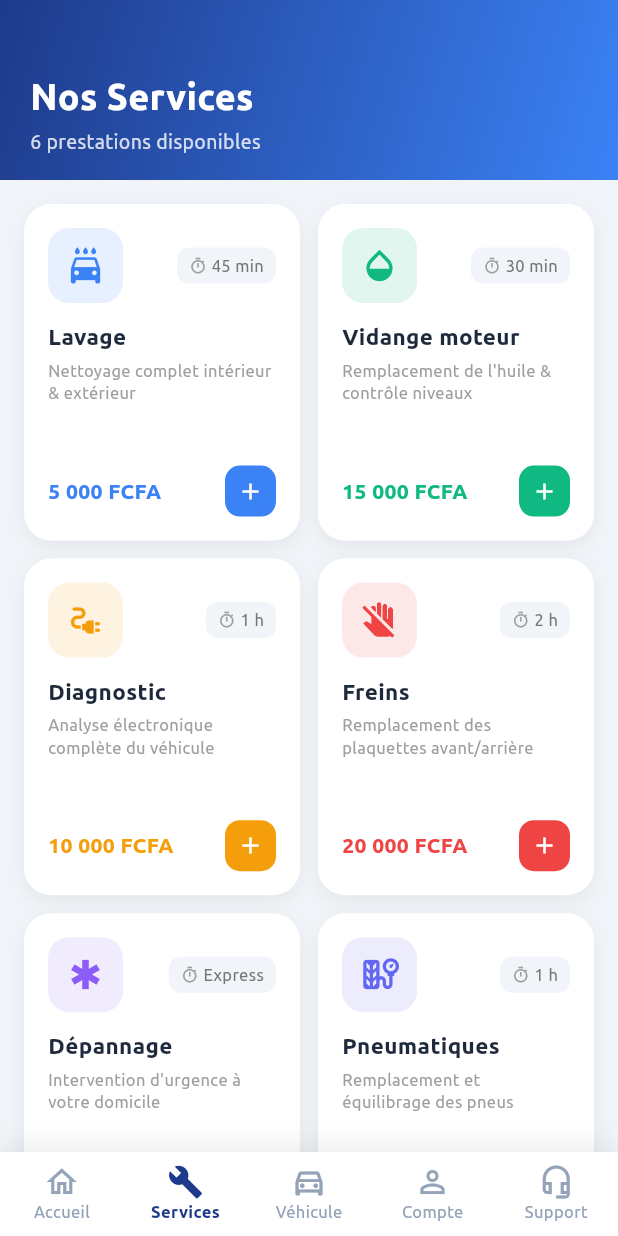
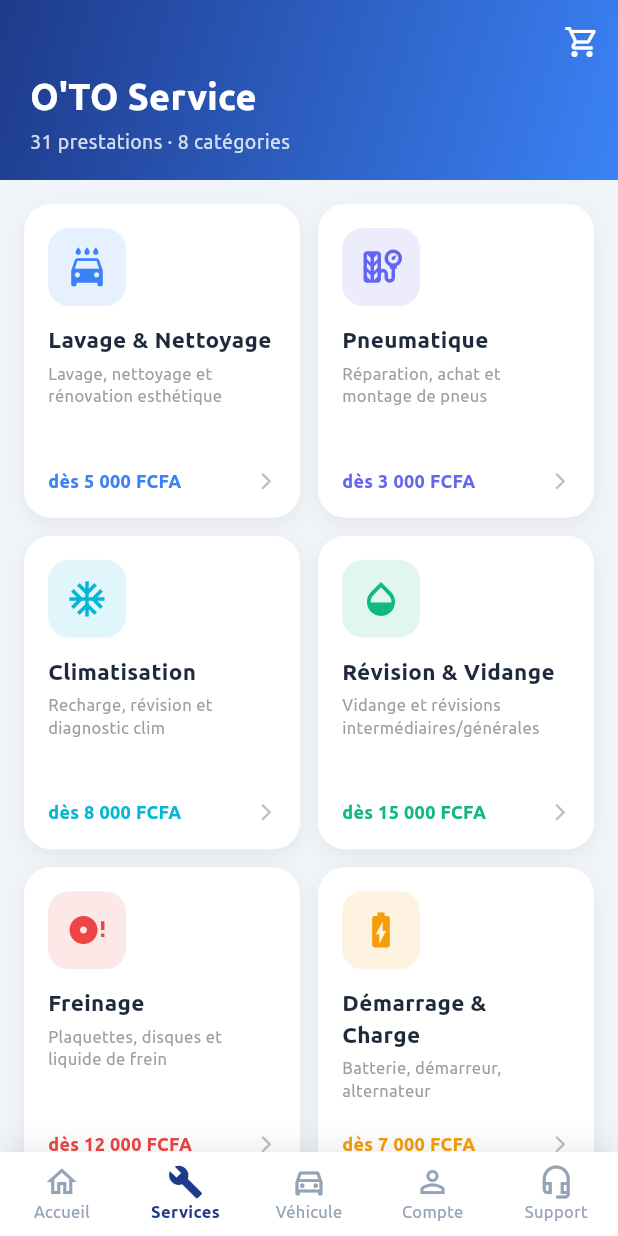
Before and after one commit to yamdev07/OTO-s, a Flutter app: the screen it shows once a user with an empty profile is signed in, item 2 of the bottom bar chosen, on a phone screen of 412 x 824 dp. Run offline on Flutter 3.47's test engine with Material 3 defaults, Android fonts, the phone set to English and light mode, and no system bars; our stand-ins replace cloud_firestore, firebase_auth, firebase_core; accounts and stored records are empty.

Commit message:
feat(catalogue): refonte écran Services en grille de catégories + badge panier
Branche le catalogue réel et le moteur panier sur l'onglet Services
(remplace les prestations codées en dur et le bouton sans effet).

```diff
--- a/lib/screens/prestations_screen.dart
+++ b/lib/screens/prestations_screen.dart
@@ -1,88 +1,40 @@
 import 'package:flutter/material.dart';
 
+import '../data/service_catalog.dart';
+import '../models/cart_item.dart';
+import '../models/service_category.dart';
+import '../services/panier_service.dart';
+import '../theme/app_colors.dart';
+import '../utils/format.dart';
+import 'category_detail_screen.dart';
+import 'panier_screen.dart';
+
+/// Catalogue O'TO SERVICE : grille des catégories structurelles.
+/// L'utilisateur choisit une catégorie puis une sous-catégorie (prestation).
 class PrestationsScreen extends StatelessWidget {
   const PrestationsScreen({super.key});
-
-  static const _primaryDark = Color(0xFF1E3A8A);
-  static const _primary = Color(0xFF3B82F6);
-
-  static final _services = [
-    {
-      'title': 'Lavage',
-      'description': 'Nettoyage complet intérieur & extérieur',
-      'prix': '5 000',
-      'icon': Icons.local_car_wash,
-      'color': const Color(0xFF3B82F6),
-      'duration': '45 min',
-    },
-    {
-      'title': 'Vidange moteur',
-      'description': "Remplacement de l'huile & contrôle niveaux",
-      'prix': '15 000',
-      'icon': Icons.opacity,
-      'color': const Color(0xFF10B981),
-      'duration': '30 min',
-    },
-    {
-      'title': 'Diagnostic',
-      'description': 'Analyse électronique complète du véhicule',
-      'prix': '10 000',
-      'icon': Icons.electrical_services,
-      'color': const Color(0xFFF59E0B),
-      'duration': '1 h',
-    },
-    {
-      'title': 'Freins',
-      'description': 'Remplacement des plaquettes avant/arrière',
-      'prix': '20 000',
-      'icon': Icons.do_not_touch,
-      'color': const Color(0xFFEF4444),
-      'duration': '2 h',
-    },
-    {
-      'title': 'Dépannage',
-      'description': 'Intervention d\'urgence à votre domicile',
-      'prix': '25 000',
-      'icon': Icons.emergency,
-      'color': const Color(0xFF8B5CF6),
-      'duration': 'Express',
-    },
-    {
-      'title': 'Pneumatiques',
-      'description': 'Remplacement et équilibrage des pneus',
-      'prix': '12 000',
-      'icon': Icons.tire_repair,
-      'color': const Color(0xFF6366F1),
-      'duration': '1 h',
-    },
-  ];
 
   @override
   Widget build(BuildContext context) {
     return Scaffold(
-      backgroundColor: const Color(0xFFF1F5F9),
+      backgroundColor: AppColors.background,
       body: CustomScrollView(
         slivers: [
-          _buildAppBar(),
+          _buildAppBar(context),
           SliverPadding(
             padding: const EdgeInsets.all(16),
             sliver: SliverGrid(
               delegate: SliverChildBuilderDelegate(
-                (context, i) => _buildServiceCard(context, _services[i]),
-                childCount: _services.length,
+                (context, i) =>
+                    _buildCategoryCard(context, ServiceCatalog.categories[i]),
+                childCount: ServiceCatalog.categories.length,
               ),
               gridDelegate: const SliverGridDelegateWithFixedCrossAxisCount(
                 crossAxisCount: 2,
                 crossAxisSpacing: 12,
                 mainAxisSpacing: 12,
-                childAspectRatio: 0.82,
+                childAspectRatio: 0.88,
               ),
-            ),
-          ),
-          SliverToBoxAdapter(
-            child: Padding(
-              padding: const EdgeInsets.fromLTRB(16, 4, 16, 24),
-              child: _buildDemandeBanner(context),
             ),
           ),
         ],
@@ -90,23 +42,18 @@ class PrestationsScreen extends StatelessWidget {
     );
   }
 
-  SliverAppBar _buildAppBar() {
+  SliverAppBar _buildAppBar(BuildContext context) {
     return SliverAppBar(
       expandedHeight: 120,
       floating: false,
       pinned: true,
-      backgroundColor: _primaryDark,
+      backgroundColor: AppColors.primaryDark,
       elevation: 0,
       automaticallyImplyLeading: false,
+      actions: [_buildCartButton(context)],
       flexibleSpace: FlexibleSpaceBar(
         background: Container(
-          decoration: const BoxDecoration(
-            gradient: LinearGradient(
-              colors: [_primaryDark, _primary],
-              begin: Alignment.topLeft,
-              end: Alignment.bottomRight,
-            ),
-          ),
+          decoration: const BoxDecoration(gradient: AppColors.brandGradient),
           child: SafeArea(
             child: Padding(
               padding: const EdgeInsets.fromLTRB(20, 20, 20, 16),
@@ -115,7 +62,7 @@ class PrestationsScreen extends StatelessWidget {
                 mainAxisAlignment: MainAxisAlignment.end,
                 children: [
                   const Text(
-                    'Nos Services',
+                    'O\'TO Service',
                     style: TextStyle(
                       color: Colors.white,
                       fontSize: 24,
@@ -124,7 +71,7 @@ class PrestationsScreen extends StatelessWidget {
                   ),
                   const SizedBox(height: 4),
                   Text(
-                    '${_services.length} prestations disponibles',
+                    '${ServiceCatalog.totalPrestations} prestations · ${ServiceCatalog.categories.length} catégories',
                     style: TextStyle(
                       color: Colors.white.withOpacity(0.8),
                       fontSize: 13,
@@ -139,9 +86,62 @@ class PrestationsScreen extends StatelessWidget {
     );
   }
 
-  Widget _buildServiceCard(BuildContext context, Map<String, dynamic> s) {
-    final color = s['color'] as Color;
-    return Container(
+  /// Bouton panier avec badge du nombre d'articles (temps réel).
+  Widget _buildCartButton(BuildContext context) {
+    return StreamBuilder<List<CartItem>>(
+      stream: PanierService.instance.watch(),
+      builder: (context, snap) {
+        final count = (snap.data ?? [])
+            .fold<int>(0, (acc, e) => acc + e.quantite);
+        return Stack(
+          alignment: Alignment.center,
+          children: [
+            IconButton(
+              icon: const Icon(Icons.shopping_cart_outlined,
+                  color: Colors.white),
+              onPressed: () => Navigator.push(
+                context,
+                MaterialPageRoute(builder: (_) => const PanierScreen()),
+              ),
+            ),
+            if (count > 0)
+              Positioned(
+                right: 6,
+                top: 6,
+                child: Container(
+                  padding: const EdgeInsets.all(4),
+                  constraints:
+                      const BoxConstraints(minWidth: 18, minHeight: 18),
+                  decoration: const BoxDecoration(
+                    color: AppColors.danger,
+                    shape: BoxShape.circle,
+                  ),
+                  child: Text(
+                    '$count',
+                    textAlign: TextAlign.center,
+                    style: const TextStyle(
+                      color: Colors.white,
+                      fontSize: 10,
+                      fontWeight: FontWeight.bold,
+                    ),
+                  ),
+                ),
+              ),
+          ],
+        );
+      },
+    );
+  }
+
+  Widget _buildCategoryCard(BuildContext context, ServiceCategory cat) {
+    return GestureDetector(
+      onTap: () => Navigator.push(
+        context,
+        MaterialPageRoute(
+          builder: (_) => CategoryDetailScreen(category: cat),
+        ),
+      ),
+      child: Container(
         decoration: BoxDecoration(
           color: Colors.white,
           borderRadius: BorderRadius.circular(18),
@@ -158,59 +158,31 @@ class PrestationsScreen extends StatelessWidget {
           child: Column(
             crossAxisAlignment: CrossAxisAlignment.start,
             children: [
-            Row(
-              mainAxisAlignment: MainAxisAlignment.spaceBetween,
-              children: [
               Container(
-                  width: 50,
-                  height: 50,
+                width: 52,
+                height: 52,
                 decoration: BoxDecoration(
-                    color: color.withOpacity(0.12),
+                  color: cat.color.withOpacity(0.12),
                   borderRadius: BorderRadius.circular(14),
                 ),
-                  child: Icon(s['icon'] as IconData, color: color, size: 26),
-                ),
-                Container(
-                  padding:
-                      const EdgeInsets.symmetric(horizontal: 8, vertical: 4),
-                  decoration: BoxDecoration(
-                    color: const Color(0xFFF1F5F9),
-                    borderRadius: BorderRadius.circular(8),
-                  ),
-                  child: Row(
-                    children: [
-                      Icon(Icons.timer_outlined,
-                          color: Colors.grey[500], size: 12),
-                      const SizedBox(width: 3),
-                      Text(
-                        s['duration'] as String,
-                        style: TextStyle(
-                          color: Colors.grey[600],
-                          fontSize: 11,
-                          fontWeight: FontWeight.w500,
-                        ),
-                      ),
-                    ],
-                  ),
-                ),
-              ],
+                child: Icon(cat.icon, color: cat.color, size: 28),
               ),
               const SizedBox(height: 12),
               Text(
-              s['title'] as String,
+                cat.nom,
                 style: const TextStyle(
                   fontWeight: FontWeight.bold,
                   fontSize: 15,
-                color: Color(0xFF1E293B),
+                  color: AppColors.textDark,
                 ),
               ),
               const SizedBox(height: 4),
               Text(
-              s['description'] as String,
+                cat.description,
                 style: TextStyle(
                   color: Colors.grey[500],
                   fontSize: 11,
-                height: 1.4,
+                  height: 1.35,
                 ),
                 maxLines: 2,
                 overflow: TextOverflow.ellipsis,
@@ -219,95 +191,21 @@ class PrestationsScreen extends StatelessWidget {
               Row(
                 mainAxisAlignment: MainAxisAlignment.spaceBetween,
                 children: [
-                Column(
-                  crossAxisAlignment: CrossAxisAlignment.start,
-                  children: [
                   Text(
-                      '${s['prix']} FCFA',
+                    'dès ${Format.fcfa(cat.prixMin)}',
                     style: TextStyle(
-                        color: color,
+                      color: cat.color,
                       fontWeight: FontWeight.bold,
-                        fontSize: 14,
+                      fontSize: 12,
                     ),
                   ),
-                  ],
-                ),
-                GestureDetector(
-                  onTap: () => ScaffoldMessenger.of(context).showSnackBar(
-                    SnackBar(
-                      content: Text("${s['title']} ajouté au devis"),
-                      behavior: SnackBarBehavior.floating,
-                      duration: const Duration(seconds: 2),
-                    ),
-                  ),
-                  child: Container(
-                    padding: const EdgeInsets.all(8),
-                    decoration: BoxDecoration(
-                      color: color,
-                      borderRadius: BorderRadius.circular(10),
-                    ),
-                    child: const Icon(Icons.add, color: Colors.white, size: 18),
-                  ),
-                ),
+                  Icon(Icons.arrow_forward_ios,
+                      size: 13, color: Colors.grey[400]),
                 ],
               ),
             ],
           ),
         ),
-    );
-  }
-
-  Widget _buildDemandeBanner(BuildContext context) {
-    return Container(
-      padding: const EdgeInsets.all(20),
-      decoration: BoxDecoration(
-        gradient: const LinearGradient(
-          colors: [Color(0xFF1E3A8A), Color(0xFF3B82F6)],
-          begin: Alignment.topLeft,
-          end: Alignment.bottomRight,
-        ),
-        borderRadius: BorderRadius.circular(20),
-      ),
-      child: Row(
-        children: [
-          const Expanded(
-            child: Column(
-              crossAxisAlignment: CrossAxisAlignment.start,
-              children: [
-                Text(
-                  'Service sur mesure ?',
-                  style: TextStyle(
-                    color: Colors.white,
-                    fontWeight: FontWeight.bold,
-                    fontSize: 16,
-                  ),
-                ),
-                SizedBox(height: 4),
-                Text(
-                  'Demandez un devis personnalisé',
-                  style: TextStyle(color: Colors.white70, fontSize: 12),
-                ),
-              ],
-            ),
-          ),
-          ElevatedButton(
-            onPressed: () => ScaffoldMessenger.of(context).showSnackBar(
-              const SnackBar(
-                content: Text('Allez dans Compte > Mes devis'),
-                behavior: SnackBarBehavior.floating,
-              ),
-            ),
-            style: ElevatedButton.styleFrom(
-              backgroundColor: Colors.white,
-              foregroundColor: _primaryDark,
-              shape: RoundedRectangleBorder(
-                  borderRadius: BorderRadius.circular(12)),
-              elevation: 0,
-            ),
-            child: const Text('Devis',
-                style: TextStyle(fontWeight: FontWeight.bold)),
-          ),
-        ],
       ),
     );
   }
```
Lines whose indentation alone changed are shown as unchanged.
